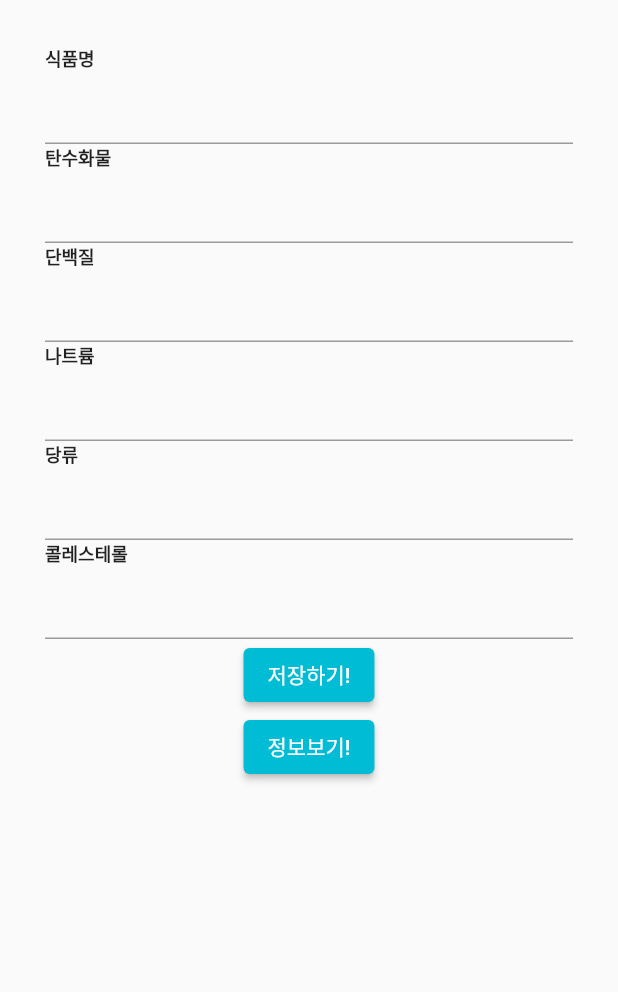
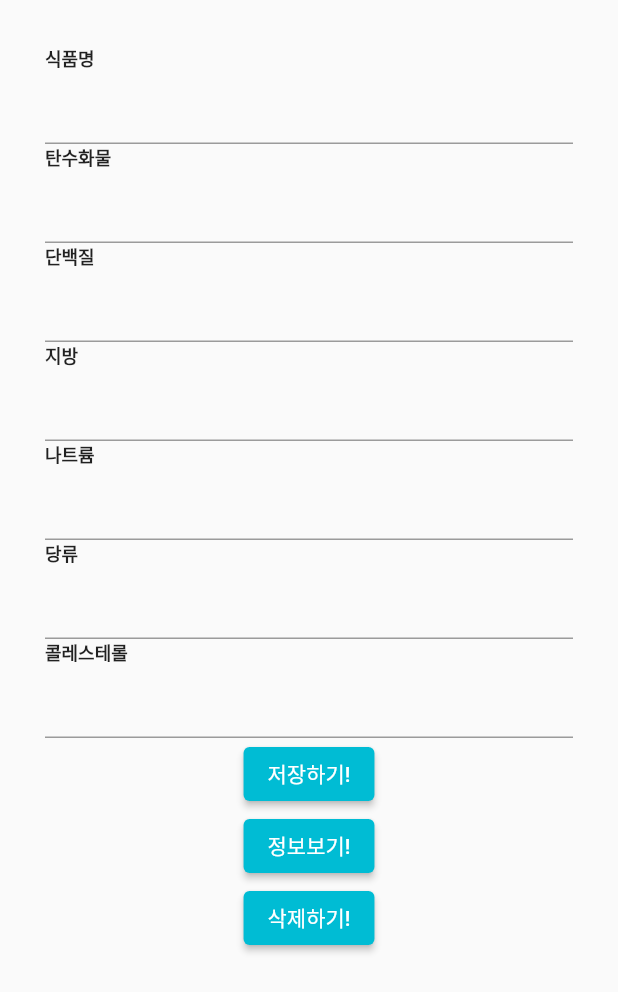
Before and after one commit to KwanwooKo/Nutrisis, a Flutter app: the AddNew screen opened directly with empty values, after a tap on "Manual", on a phone screen of 412 x 824 dp. Shown: the top 992 px of the screen. Run offline on Flutter 3.47's test engine with Material 2 defaults, Android fonts, the phone set to English and light mode, and no system bars; our stand-ins replace cloud_firestore, dio, firebase_core, firebase_database, get, image_picker and 2 more; missing offline and left inert: localstore; accounts and stored records are empty; network calls fail.

Commit message:
nutritions 생성 이후 save, delete메소드 구현

```diff
--- a/Nutrisys/lib/manualForm.dart
+++ b/Nutrisys/lib/manualForm.dart
@@ -58,6 +58,15 @@ class ManualForm extends StatelessWidget {
                 },
               ),
               renderTextFormField(
+                label: '지방',
+                onSaved: (val) {
+                  this.fat = double.parse(val);
+                },
+                validator: (val) {
+                  return null;
+                },
+              ),
+              renderTextFormField(
                 label: '나트륨',
                 onSaved: (val) {
                   this.natrium = double.parse(val);
@@ -84,13 +93,9 @@ class ManualForm extends StatelessWidget {
                   return null;
                 },
               ),
-              renderButton(),
-              // ElevatedButton(
-              //     // need to work for me.
-              //     // create method for onPressed.
-              //     onPressed: () async {},
-              //     child: Text("Add New")),
+              saveButton(),
               checkButton(),
+              deleteButton(),
             ],
           ),
         ),
@@ -127,9 +132,10 @@ class ManualForm extends StatelessWidget {
     );
   }
 
-  renderButton() {
+  saveButton() {
     var now = DateTime.now();
-    var cur_date = now.day.toString();
+    var cur_date =
+        now.year.toString() + now.month.toString() + now.day.toString();
 
     var cur_time =
         now.hour.toString() + now.minute.toString() + now.second.toString();
@@ -142,7 +148,7 @@ class ManualForm extends StatelessWidget {
       // color: Colors.blue,
 
       onPressed: () async {
-        getData();
+        // getData();
         formKey.currentState!.save();
         var _nutritions = new Nutritions(
             food_name: food_name,
@@ -153,17 +159,7 @@ class ManualForm extends StatelessWidget {
             sugars: this.sugars,
             cholesterol: this.cholesterol);
         if (this.formKey.currentState!.validate()) {
-          // ****** TODO
-          // ****** localStorage-save!!******
-
-          // 마지막 tab 참고!!!
           _nutritions.save(cur_date, cur_time);
-          // // validation 이 성공하면 true 가 리턴돼요!
-          // Get.snackbar(
-          //   '저장완료!',
-          //   '폼 저장이 완료되었습니다!',
-          //   backgroundColor: Colors.white,
-          // );
         }
       },
       child: Text(
@@ -177,12 +173,11 @@ class ManualForm extends StatelessWidget {
 
   checkButton() {
     var now = DateTime.now();
-    var cur_date = now.day.toString();
+    var cur_date =
+        now.year.toString() + now.month.toString() + now.day.toString();
 
     var cur_time =
         now.hour.toString() + now.minute.toString() + now.second.toString();
-
-    // final _foodinfo = <DateTime, Nutritions>{};
 
     final _db = Localstore.instance;
 
@@ -194,6 +189,25 @@ class ManualForm extends StatelessWidget {
       },
       child: Text(
         '정보보기!',
+        style: TextStyle(
+          color: Colors.white,
+        ),
+      ),
+    );
+  }
+
+  deleteButton() {
+    var now = DateTime.now();
+    var cur_date =
+        now.year.toString() + now.month.toString() + now.day.toString();
+
+    return ElevatedButton(
+      onPressed: () async {
+        // 두번째 파라미터(시간)은 임시 test용으로 써놓은 것.
+        delete(cur_date, "155410");
+      },
+      child: Text(
+        '삭제하기!',
         style: TextStyle(
           color: Colors.white,
         ),
@@ -221,4 +235,9 @@ class ManualForm extends StatelessWidget {
       print(data["수분(g)"]);
     });
   }
+
+  void delete(String cur_date, String cur_time) async {
+    final db = Localstore.instance;
+    return db.collection(cur_date).doc(cur_time).delete();
+  }
 }
```
Also changed, not shown: Nutrisys/lib/calendar.dart (+13 -15 lines), Nutrisys/lib/confirmImage.dart (+37 -16 lines), Nutrisys/lib/nutritions.dart (+25 -23 lines), Nutrisys/lib/setProfile.dart (+18 -23 lines).
